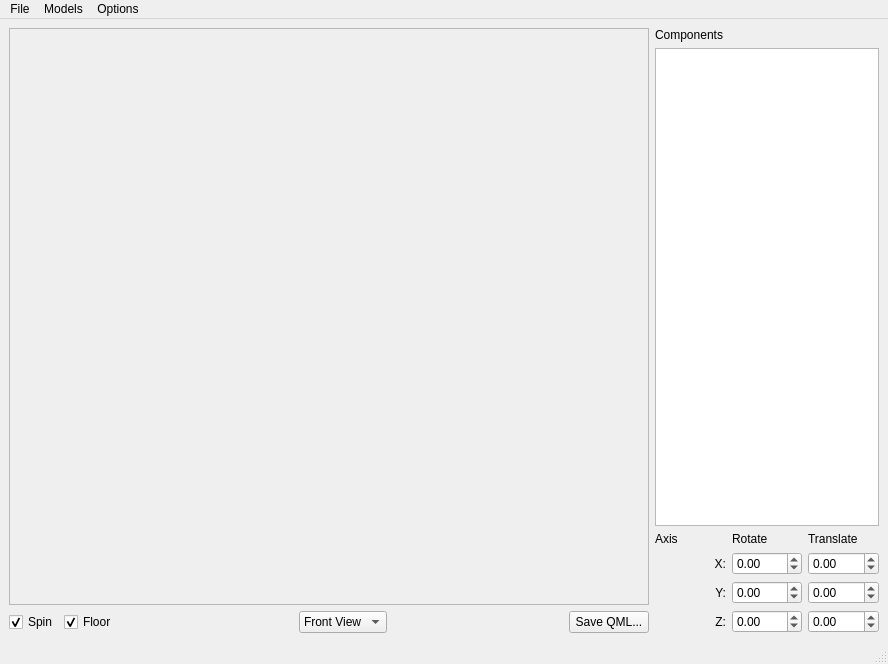
First picture: the form in demos/modelviewer/controls.ui, repository chgans/qextmouse3d, before the edit.
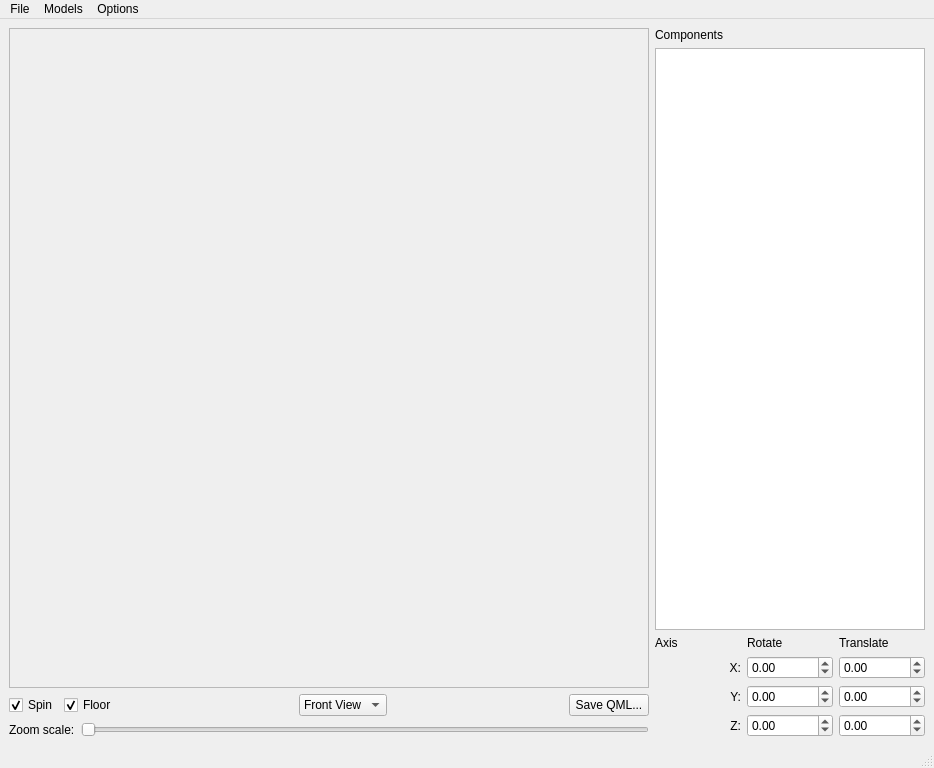
Second picture: the form after the edit.

Commit message: Fixing zoom issue.

The edit to the form file:
```diff
--- a/demos/modelviewer/controls.ui
+++ b/demos/modelviewer/controls.ui
@@ -6,15 +6,15 @@
    <rect>
     <x>0</x>
     <y>0</y>
-    <width>888</width>
-    <height>664</height>
+    <width>934</width>
+    <height>768</height>
    </rect>
   </property>
   <property name="windowTitle">
    <string>Model Viewer</string>
   </property>
   <widget class="QWidget" name="centralwidget">
-   <layout class="QHBoxLayout" name="horizontalLayout_2">
+   <layout class="QHBoxLayout" name="horizontalLayout_3">
     <item>
      <layout class="QVBoxLayout" name="verticalLayout">
       <item>
@@ -131,6 +131,39 @@
         </item>
        </layout>
       </item>
+      <item>
+       <layout class="QHBoxLayout" name="horizontalLayout_2">
+        <item>
+         <widget class="QLabel" name="label_8">
+          <property name="text">
+           <string>Zoom scale:</string>
+          </property>
+         </widget>
+        </item>
+        <item>
+         <widget class="QSlider" name="zoomSlider">
+          <property name="toolTip">
+           <string>Adjust how much scroll wheel affects zoom</string>
+          </property>
+          <property name="minimum">
+           <number>1</number>
+          </property>
+          <property name="maximum">
+           <number>20</number>
+          </property>
+          <property name="value">
+           <number>1</number>
+          </property>
+          <property name="orientation">
+           <enum>Qt::Horizontal</enum>
+          </property>
+          <property name="tickPosition">
+           <enum>QSlider::NoTicks</enum>
+          </property>
+         </widget>
+        </item>
+       </layout>
+      </item>
      </layout>
     </item>
     <item>
@@ -278,7 +311,7 @@
     <rect>
      <x>0</x>
      <y>0</y>
-     <width>888</width>
+     <width>934</width>
      <height>22</height>
     </rect>
    </property>
```
The commit also changes 6 other files.
